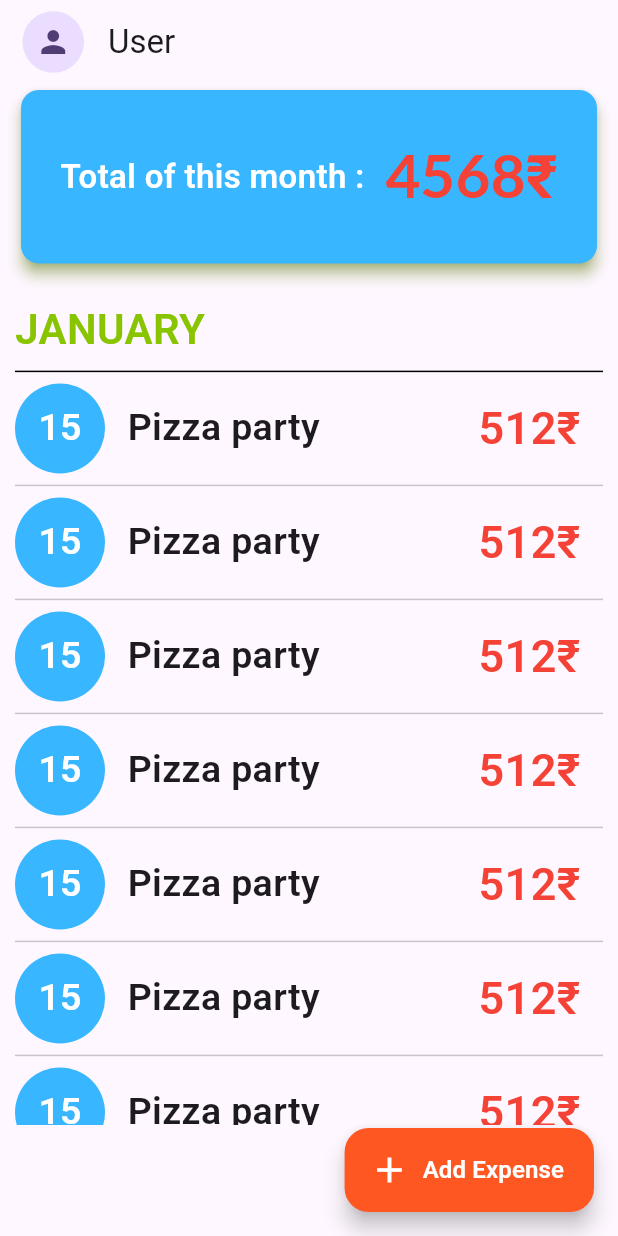
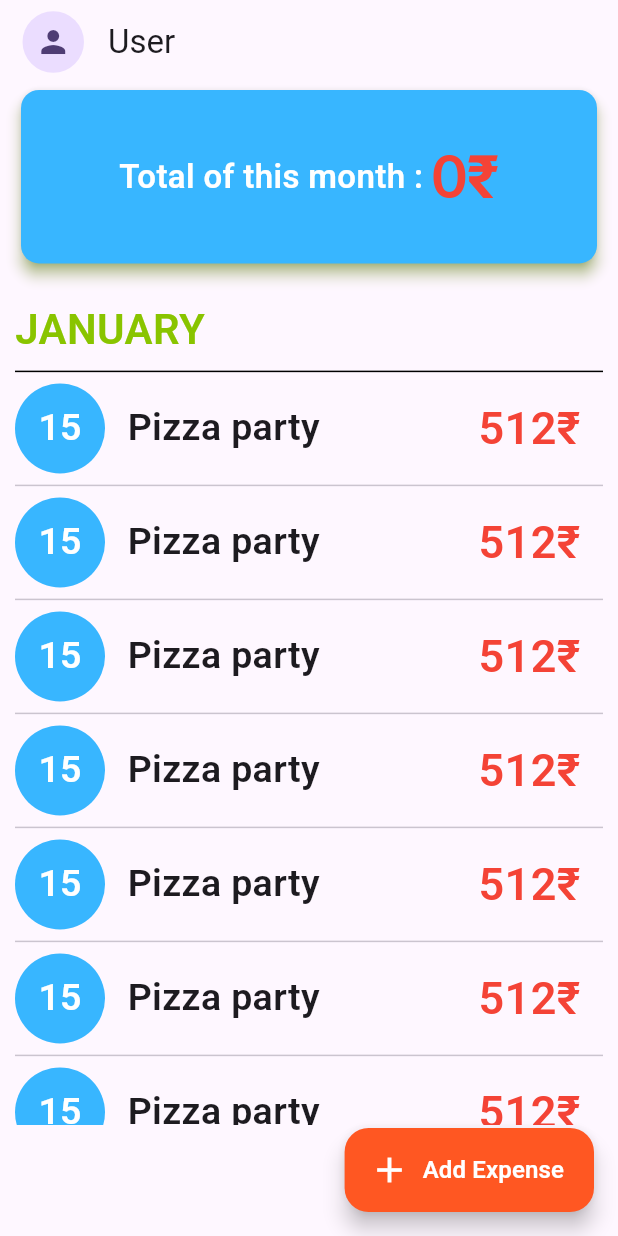
Before and after one commit to abhi96088/kharcha_book, a Flutter app: the HomeScreen screen opened directly, on a phone screen of 412 x 824 dp. Run offline on Flutter 3.47's test engine with Material 3 defaults, Android fonts, the phone set to English and light mode, and no system bars; our stand-ins replace auto_size_text, cloud_firestore, firebase_auth, firebase_core; accounts and stored records are empty.

Commit message:
get total expense in homescreen

```diff
--- a/lib/main.dart
+++ b/lib/main.dart
@@ -26,7 +26,7 @@ class MyApp extends StatelessWidget {
         colorScheme: ColorScheme.fromSeed(seedColor: Colors.deepPurple),
         useMaterial3: true,
       ),
-      home: SplashScreen(),
+      home: HomeScreen(),
     );
   }
 }
--- a/lib/screens/home_screen.dart
+++ b/lib/screens/home_screen.dart
@@ -1,5 +1,8 @@
+import 'package:cloud_firestore/cloud_firestore.dart';
 import 'package:flutter/material.dart';
+import 'package:intl/intl.dart';
 import 'package:kharcha_book/screens/add_expense_screen.dart';
+import 'package:kharcha_book/services/auth_service.dart';
 import 'package:kharcha_book/ui_helper.dart';
 
 class HomeScreen extends StatefulWidget {
@@ -11,6 +14,14 @@ class HomeScreen extends StatefulWidget {
 }
 
 class _HomeScreenState extends State<HomeScreen> {
+
+  late Widget totalSum;
+
+  String getMonth = DateFormat('MM-yyyy').format(DateTime.now());
+  String uid = "JOeVl5MOdtQLfGkGLXcqg0FVRVO2";
+
+
+
   @override
   Widget build(BuildContext context) {
 
@@ -46,14 +57,36 @@ class _HomeScreenState extends State<HomeScreen> {
                             fontSize: 22,
                             fontFamily: "Roboto-Semibold"),
                       ),
-                      Text(
-                        " 4568₹",
-                        style: TextStyle(
-                            color: Colors.red,
-                            fontSize: 40,
-                            fontFamily: "Lato-Bold",
-                            fontWeight: FontWeight.bold),
-                      )
+                      StreamBuilder(stream: FirebaseFirestore.instance.collection('expenses').doc(uid).snapshots(),
+                          builder: (context, snapshot){
+                            if(!snapshot.hasData || !snapshot.data!.exists){
+                              return Text("0₹", style: TextStyle(
+                                  color: Colors.red,
+                                  fontSize: 40,
+                                  fontFamily: "Lato-Bold",
+                                  fontWeight: FontWeight.bold),);
+                            }
+
+                            var data = snapshot.data!.data() as Map<String, dynamic>;
+
+                            int totalSum = 0;
+
+                            data.forEach((date, expenseList){
+                              if(date.contains(getMonth) && expenseList is List){
+                                for(var expense in expenseList){
+                                  if(expense is Map<String, dynamic> && expense.containsKey('amt')){
+                                    totalSum += int.tryParse(expense['amt'].toString()) ?? 0;
+                                  }
+                                }
+                              }
+                            });
+                            return Text("$totalSum₹", style: TextStyle(
+                                color: Colors.red,
+                                fontSize: 40,
+                                fontFamily: "Lato-Bold",
+                                fontWeight: FontWeight.bold),
+                            );
+                          })
                     ],
                   ),
                 ),
--- a/lib/screens/login_screen.dart
+++ b/lib/screens/login_screen.dart
@@ -118,7 +118,7 @@ class _LoginScreenState extends State<LoginScreen> {
                       height: 20,
                     ),
 
-                    // login button code
+                    ///::::::::::::::::::::::::::::::: login button code ::::::::::::::::::::::::::::::::::::::::::::::::///
                     SizedBox(
                       width: screenWidth * 0.9,
                       height: 50,
--- a/pubspec.yaml
+++ b/pubspec.yaml
@@ -38,6 +38,7 @@ dependencies:
   firebase_auth: ^5.4.1
   cloud_firestore: ^5.6.2
   auto_size_text: ^3.0.0
+  intl: ^0.20.2
 
 dev_dependencies:
   flutter_test:
```
Also changed, not shown: pubspec.lock.
